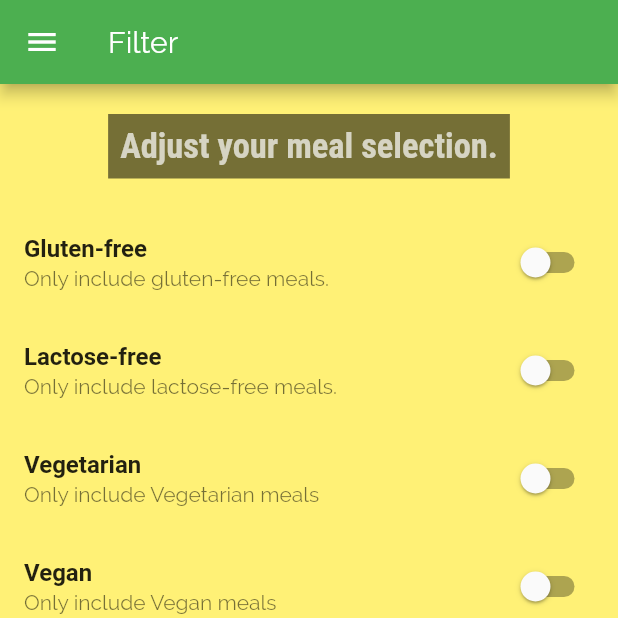
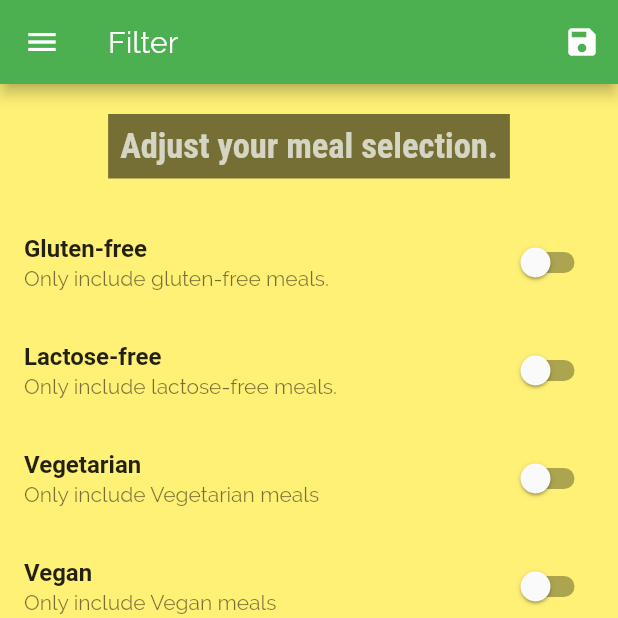
Before and after one commit to PoPowerYang/mealsapp, a Flutter app: the FilterScreen screen opened by its route, on a phone screen of 412 x 824 dp, the top half of it. Run offline on Flutter 3.47's test engine with Material 2 defaults, Android fonts, the phone set to English and light mode, and no system bars.

Commit message:
filter function implemented

```diff
--- a/lib/main.dart
+++ b/lib/main.dart
@@ -1,5 +1,7 @@
 import 'package:flutter/material.dart';
 
+import './models/meal.dart';
+import './data/dummy_data.dart';
 import './screens/tab_screen.dart';
 import './screens/meal_detail_screen.dart';
 import './screens/category_meals_screen.dart';
@@ -8,7 +10,42 @@ import './screens/filters_screen.dart';
 
 void main() => runApp(MyApp());
 
-class MyApp extends StatelessWidget {
+class MyApp extends StatefulWidget {
+  @override
+  _MyAppState createState() => _MyAppState();
+}
+
+class _MyAppState extends State<MyApp> {
+  Map<String, bool> _filters = {
+    'gluten': false,
+    'lactose': false,
+    'vegan': false,
+    'vegetarian': false,
+  };
+  List<Meal> _availableMeals = DUMMY_MEALS;
+
+  void _setFilters(Map<String, bool> filterData) {
+    setState(() {
+      _filters = filterData;
+
+      _availableMeals = DUMMY_MEALS.where((meal) {
+        if(_filters['gluten'] && meal.isGlutenFree) {
+          return false;
+        }
+        if(_filters['lactose'] && meal.isLactoseFree) {
+          return false;
+        }
+        if(_filters['vegan'] && meal.isVegan) {
+          return false;
+        }
+        if(_filters['vegetarian'] && meal.isVegetarian) {
+          return false;
+        }
+        return true;
+      }).toList();
+    });
+  }
+
   @override
   Widget build(BuildContext context) {
     return MaterialApp(
@@ -37,9 +74,9 @@ class MyApp extends StatelessWidget {
       initialRoute: '/', //default is /
       routes: {
         '/': (ctx) => TabsScreen(),
-        CategoryMealsScreen.routeName : (ctx) => CategoryMealsScreen(),
+        CategoryMealsScreen.routeName : (ctx) => CategoryMealsScreen(_availableMeals),
         MealDetailScreen.routeName: (ctx) => MealDetailScreen(),
-        FilterScreen.routeName: (ctx) => FilterScreen(),
+        FilterScreen.routeName: (ctx) => FilterScreen(_filters, _setFilters),
       },
       onGenerateRoute: (settings) {
         print(settings.arguments);
--- a/lib/screens/category_meals_screen.dart
+++ b/lib/screens/category_meals_screen.dart
@@ -2,10 +2,12 @@ import 'package:flutter/material.dart';
 
 import '../models/meal.dart';
 import '../widgets/meal_item.dart';
-import '../data/dummy_data.dart';
 
 class CategoryMealsScreen extends StatefulWidget {
   static const routeName = '/category-meals';
+  final List<Meal> availableMeal;
+
+  CategoryMealsScreen(this.availableMeal);
 
   @override
   _CategoryMealsScreenState createState() => _CategoryMealsScreenState();
@@ -29,7 +31,7 @@ class _CategoryMealsScreenState extends State<CategoryMealsScreen> {
         ModalRoute.of(context).settings.arguments as Map<String, String>;
       categoryTitle = routeArgs['title'];
       final categoryID = routeArgs['id'];
-      displayedMeals = DUMMY_MEALS.where((meal) {
+      displayedMeals = widget.availableMeal.where((meal) {
         return meal.categories.contains(categoryID);
       }).toList();
       _loadedInitData = true;
--- a/lib/screens/filters_screen.dart
+++ b/lib/screens/filters_screen.dart
@@ -5,15 +5,29 @@ import '../widgets/main_drawer.dart';
 class FilterScreen extends StatefulWidget {
   static final String routeName = '/FilterScreen';
 
+  final Function saveFilters;
+  final Map<String, bool> filters;
+
+  FilterScreen(this.filters, this.saveFilters);
+
   @override
   _FilterScreenState createState() => _FilterScreenState();
 }
 
 class _FilterScreenState extends State<FilterScreen> {
   bool _glutenFree = false;
-  bool _vegatarian = false;
+  bool _vegetarian = false;
   bool _vegan = false;
   bool _lactoseFree = false;
+
+  @override
+  initState() {
+    _glutenFree = widget.filters['gluten'];
+    _vegetarian = widget.filters['vegetarian'];
+    _vegan = widget.filters['vegan'];
+    _lactoseFree = widget.filters['lactose'];
+    super.initState();
+  }
 
   Widget _buildSwitchListTile(
     String title,
@@ -33,7 +47,23 @@ class _FilterScreenState extends State<FilterScreen> {
   @override
   Widget build(BuildContext context) {
     return Scaffold(
-      appBar: AppBar(title: Text('Filter'),),
+      appBar: AppBar(
+        title: Text('Filter'),
+        actions: <Widget>[
+          IconButton(
+            icon: Icon(Icons.save),
+            onPressed: () {
+              final _selectedFilters = {
+                'gluten' : _glutenFree,
+                'lactose': _lactoseFree,
+                'vegan': _vegan,
+                'vegetarian': _vegetarian,
+              };
+              widget.saveFilters(_selectedFilters);
+            }
+          ),
+        ],
+      ),
       drawer: MainDrawer(),
       body: Column(
         children: <Widget>[
@@ -74,10 +104,10 @@ class _FilterScreenState extends State<FilterScreen> {
                 _buildSwitchListTile(
                   'Vegetarian',
                   'Only include Vegetarian meals',
-                  _vegatarian,
+                  _vegetarian,
                   (newValue) {
                     setState(() {
-                     _vegatarian = newValue;
+                     _vegetarian = newValue;
                     });
                   }
                 ),
```
